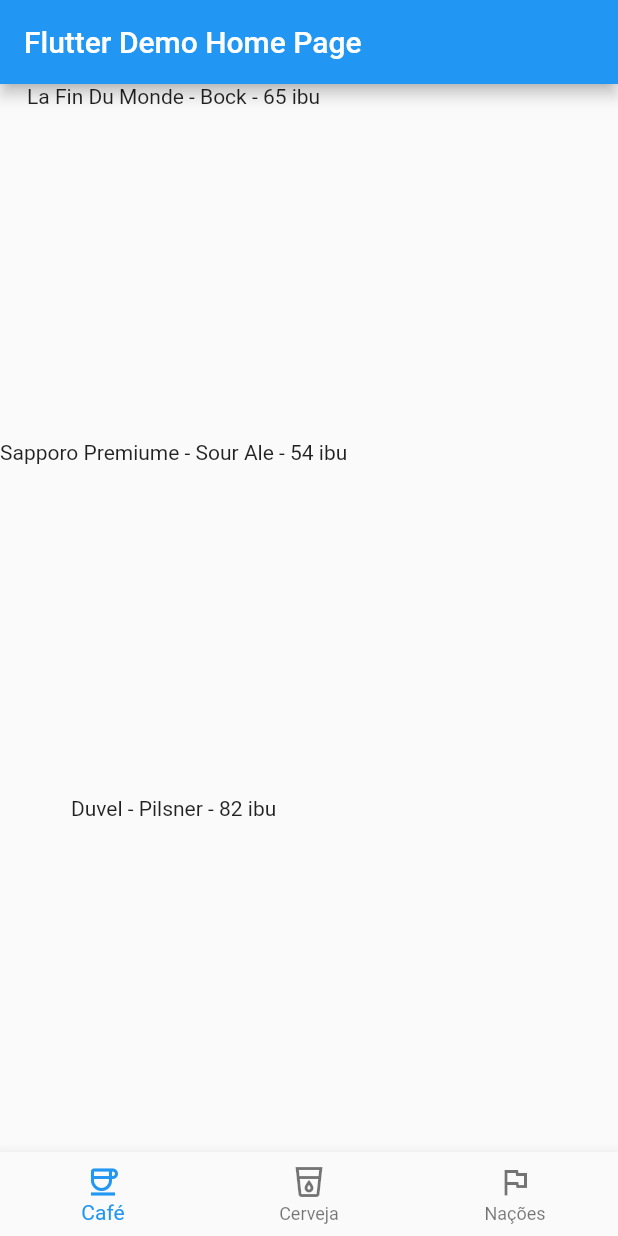
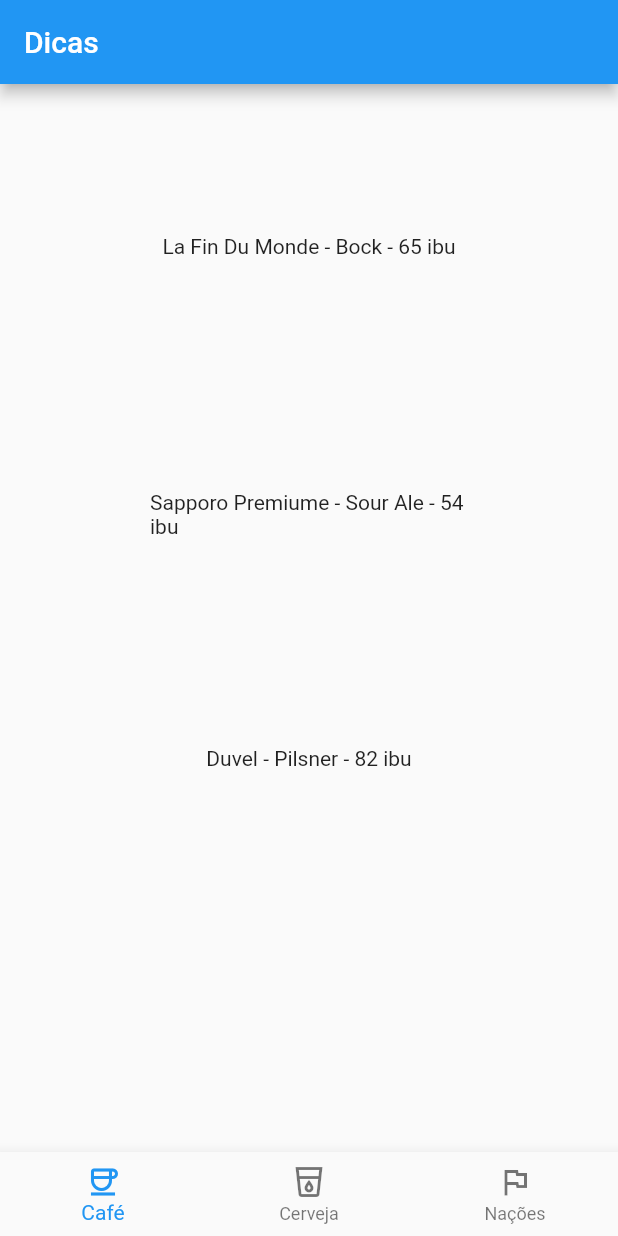
Before and after one commit to CharlesEdu07/Atividade4POO, a Flutter app: the screen it shows after launch, on a phone screen of 412 x 824 dp. Run offline on Flutter 3.47's test engine with Material 2 defaults, Android fonts, the light colour scheme and no system bars.

Commit message:
Separando os bottomnavbar em outra classe

```diff
--- /dev/null
+++ b/lib/components/bottomnavbaritens.dart
@@ -0,0 +1,27 @@
+import 'package:flutter/material.dart';
+
+class BottomNavbarItems extends StatelessWidget {
+  const BottomNavbarItems({super.key});
+
+  void _onItemTapped(int index) {
+    print("Tocaram no item $index");
+  }
+
+  @override
+  Widget build(BuildContext context) {
+    return BottomNavigationBar(onTap: _onItemTapped, items: [
+      BottomNavigationBarItem(
+        icon: Icon(Icons.coffee_outlined),
+        label: 'Café',
+      ),
+      BottomNavigationBarItem(
+        icon: Icon(Icons.local_drink_outlined),
+        label: 'Cerveja',
+      ),
+      BottomNavigationBarItem(
+        icon: Icon(Icons.flag_outlined),
+        label: 'Nações',
+      ),
+    ]);
+  }
+}
--- a/lib/main.dart
+++ b/lib/main.dart
@@ -1,4 +1,5 @@
 import 'package:flutter/material.dart';
+import '/components/bottomnavbaritens.dart';
 
 void main() {
   runApp(const TipsApp());
@@ -10,7 +11,7 @@
   @override
   Widget build(BuildContext context) {
     return MaterialApp(
-      title: 'Flutter Demo',
+      title: 'Dicas',
       theme: ThemeData(
         primarySwatch: Colors.blue,
       ),
@@ -26,9 +27,12 @@
   Widget build(BuildContext context) {
     return Scaffold(
       appBar: AppBar(
-        title: const Text('Flutter Demo Home Page'),
+        title: const Text('Dicas'),
       ),
-      body: Column(children: [
+      body: Container(
+        alignment: Alignment.center,
+        margin: EdgeInsets.all(100),
+        child: Column(children: [
           Expanded(
             child: Text("La Fin Du Monde - Bock - 65 ibu"),
           ),
@@ -39,20 +43,8 @@
             child: Text("Duvel - Pilsner - 82 ibu"),
           )
         ]),
-      bottomNavigationBar: BottomNavigationBar(items: const [
-        BottomNavigationBarItem(
-          icon: Icon(Icons.coffee_outlined),
-          label: 'Café',
       ),
-        BottomNavigationBarItem(
-          icon: Icon(Icons.local_drink_outlined),
-          label: 'Cerveja',
-        ),
-        BottomNavigationBarItem(
-          icon: Icon(Icons.flag_outlined),
-          label: 'Nações',
-        ),
-      ]),
+      bottomNavigationBar: BottomNavbarItems(),
     );
   }
 }
```
Lines whose indentation alone changed are shown as unchanged.
